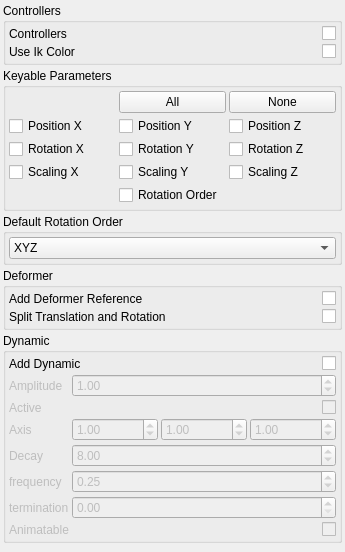
Before: the Qt Designer form brigks/systems/neck/widget.ui in miquelcampos/brigks, drawn with Qt 5.
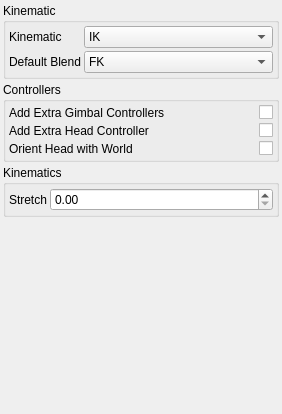
After: the same form once the commit is applied.

Diff of the .ui file:
```diff
--- a/brigks/systems/neck/widget.ui
+++ b/brigks/systems/neck/widget.ui
@@ -6,8 +6,8 @@
    <rect>
     <x>0</x>
     <y>0</y>
-    <width>345</width>
-    <height>552</height>
+    <width>282</width>
+    <height>414</height>
    </rect>
   </property>
   <property name="windowTitle">
@@ -21,9 +21,9 @@
     <number>3</number>
    </property>
    <item>
-    <widget class="QGroupBox" name="groupBox_3">
+    <widget class="QGroupBox" name="groupBox_2">
      <property name="title">
-      <string>Controllers</string>
+      <string>Kinematic</string>
      </property>
      <layout class="QGridLayout" name="gridLayout_2">
       <property name="margin">
@@ -34,157 +34,43 @@
       </property>
       <item row="0" column="0">
        <widget class="QLabel" name="label_2">
+        <property name="sizePolicy">
+         <sizepolicy hsizetype="Fixed" vsizetype="Preferred">
+          <horstretch>0</horstretch>
+          <verstretch>0</verstretch>
+         </sizepolicy>
+        </property>
         <property name="text">
-         <string>Controllers</string>
+         <string>Kinematic</string>
         </property>
        </widget>
       </item>
       <item row="0" column="1">
-       <widget class="QCheckBox" name="uiAddControllers">
-        <property name="layoutDirection">
-         <enum>Qt::RightToLeft</enum>
-        </property>
-        <property name="text">
-         <string/>
-        </property>
-       </widget>
-      </item>
-      <item row="1" column="1">
-       <widget class="QCheckBox" name="uiUseIkColor">
-        <property name="layoutDirection">
-         <enum>Qt::RightToLeft</enum>
-        </property>
-        <property name="text">
-         <string/>
-        </property>
+       <widget class="QComboBox" name="uiKinematic">
+        <item>
+         <property name="text">
+          <string>IK</string>
+         </property>
+        </item>
+        <item>
+         <property name="text">
+          <string>FK/IK</string>
+         </property>
+        </item>
        </widget>
       </item>
       <item row="1" column="0">
        <widget class="QLabel" name="label_3">
         <property name="text">
-         <string>Use Ik Color</string>
-        </property>
-       </widget>
-      </item>
-     </layout>
-    </widget>
-   </item>
-   <item>
-    <widget class="QGroupBox" name="groupBox">
-     <property name="title">
-      <string>Keyable Parameters</string>
-     </property>
-     <layout class="QGridLayout" name="gridLayout">
-      <property name="margin">
-       <number>3</number>
-      </property>
-      <property name="spacing">
-       <number>3</number>
-      </property>
-      <item row="3" column="1">
-       <widget class="QCheckBox" name="uiScly">
-        <property name="text">
-         <string>Scaling Y</string>
-        </property>
-       </widget>
-      </item>
-      <item row="3" column="0">
-       <widget class="QCheckBox" name="uiSclx">
-        <property name="text">
-         <string>Scaling X</string>
-        </property>
-       </widget>
-      </item>
-      <item row="3" column="2">
-       <widget class="QCheckBox" name="uiSclz">
-        <property name="text">
-         <string>Scaling Z</string>
-        </property>
-       </widget>
-      </item>
-      <item row="1" column="0">
-       <widget class="QCheckBox" name="uiPosx">
-        <property name="text">
-         <string>Position X</string>
+         <string>Default Blend</string>
         </property>
        </widget>
       </item>
       <item row="1" column="1">
-       <widget class="QCheckBox" name="uiPosy">
-        <property name="text">
-         <string>Position Y</string>
-        </property>
-       </widget>
-      </item>
-      <item row="0" column="2">
-       <widget class="QPushButton" name="uiKeyableNoneBTN">
-        <property name="text">
-         <string>None</string>
-        </property>
-       </widget>
-      </item>
-      <item row="0" column="1">
-       <widget class="QPushButton" name="uiKeyableAllBTN">
-        <property name="text">
-         <string>All</string>
-        </property>
-       </widget>
-      </item>
-      <item row="2" column="2">
-       <widget class="QCheckBox" name="uiRotz">
-        <property name="text">
-         <string>Rotation Z</string>
-        </property>
-       </widget>
-      </item>
-      <item row="2" column="1">
-       <widget class="QCheckBox" name="uiRoty">
-        <property name="text">
-         <string>Rotation Y</string>
-        </property>
-       </widget>
-      </item>
-      <item row="2" column="0">
-       <widget class="QCheckBox" name="uiRotx">
-        <property name="text">
-         <string>Rotation X</string>
-        </property>
-       </widget>
-      </item>
-      <item row="1" column="2">
-       <widget class="QCheckBox" name="uiPosz">
-        <property name="text">
-         <string>Position Z</string>
-        </property>
-       </widget>
-      </item>
-      <item row="4" column="1">
-       <widget class="QCheckBox" name="uiRotorder">
-        <property name="text">
-         <string>Rotation Order</string>
-        </property>
-       </widget>
-      </item>
-     </layout>
-    </widget>
-   </item>
-   <item>
-    <widget class="QGroupBox" name="groupBox_5">
-     <property name="title">
-      <string>Default Rotation Order</string>
-     </property>
-     <layout class="QVBoxLayout" name="verticalLayout">
-      <property name="spacing">
-       <number>3</number>
-      </property>
-      <property name="margin">
-       <number>3</number>
-      </property>
-      <item>
-       <widget class="QComboBox" name="uiDefaultRotationOrder">
+       <widget class="QComboBox" name="uiBlend">
         <item>
          <property name="text">
-          <string>XYZ</string>
+          <string>FK</string>
          </property>
         </item>
         <item>
@@ -218,9 +104,9 @@
     </widget>
    </item>
    <item>
-    <widget class="QGroupBox" name="groupBox_2">
+    <widget class="QGroupBox" name="groupBox_3">
      <property name="title">
-      <string>Deformer</string>
+      <string>Controllers</string>
      </property>
      <layout class="QGridLayout" name="gridLayout_3">
       <property name="margin">
@@ -229,70 +115,38 @@
       <property name="spacing">
        <number>3</number>
       </property>
-      <item row="0" column="1">
-       <widget class="QCheckBox" name="uiAddDeformerReferences">
-        <property name="layoutDirection">
-         <enum>Qt::RightToLeft</enum>
-        </property>
-        <property name="text">
-         <string/>
-        </property>
-       </widget>
-      </item>
-      <item row="0" column="0">
-       <widget class="QLabel" name="label">
-        <property name="text">
-         <string>Add Deformer Reference</string>
-        </property>
-       </widget>
-      </item>
-      <item row="1" column="1">
-       <widget class="QCheckBox" name="uiSplitRotation">
-        <property name="layoutDirection">
-         <enum>Qt::RightToLeft</enum>
-        </property>
-        <property name="text">
-         <string/>
-        </property>
-       </widget>
-      </item>
       <item row="1" column="0">
        <widget class="QLabel" name="label_4">
+        <property name="sizePolicy">
+         <sizepolicy hsizetype="Fixed" vsizetype="Preferred">
+          <horstretch>0</horstretch>
+          <verstretch>0</verstretch>
+         </sizepolicy>
+        </property>
         <property name="text">
-         <string>Split Translation and Rotation</string>
+         <string>Add Extra Head Controller</string>
         </property>
        </widget>
       </item>
-     </layout>
-    </widget>
-   </item>
-   <item>
-    <widget class="QGroupBox" name="uiDynamicGRP">
-     <property name="minimumSize">
-      <size>
-       <width>0</width>
-       <height>0</height>
-      </size>
-     </property>
-     <property name="title">
-      <string>Dynamic</string>
-     </property>
-     <layout class="QGridLayout" name="gridLayout_4">
-      <property name="margin">
-       <number>3</number>
-      </property>
-      <property name="spacing">
-       <number>3</number>
-      </property>
+      <item row="1" column="1">
+       <widget class="QCheckBox" name="uiExtraHeadController">
+        <property name="layoutDirection">
+         <enum>Qt::RightToLeft</enum>
+        </property>
+        <property name="text">
+         <string/>
+        </property>
+       </widget>
+      </item>
       <item row="0" column="0">
        <widget class="QLabel" name="label_5">
         <property name="text">
-         <string>Add Dynamic</string>
+         <string>Add Extra Gimbal Controllers</string>
         </property>
        </widget>
       </item>
       <item row="0" column="1">
-       <widget class="QCheckBox" name="uiDynamic">
+       <widget class="QCheckBox" name="uiGimbalControllers">
         <property name="layoutDirection">
          <enum>Qt::RightToLeft</enum>
         </property>
@@ -301,243 +155,59 @@
         </property>
        </widget>
       </item>
-      <item row="1" column="0" colspan="2">
-       <widget class="QWidget" name="uiDynamicDefaultWDG" native="true">
-        <property name="enabled">
-         <bool>false</bool>
+      <item row="2" column="1">
+       <widget class="QCheckBox" name="uiOrientToWorld">
+        <property name="layoutDirection">
+         <enum>Qt::RightToLeft</enum>
         </property>
-        <layout class="QGridLayout" name="gridLayout_5">
-         <property name="margin">
-          <number>0</number>
-         </property>
-         <property name="spacing">
-          <number>3</number>
-         </property>
-         <item row="0" column="0">
-          <widget class="QLabel" name="label_8">
-           <property name="text">
-            <string>Amplitude</string>
-           </property>
-          </widget>
-         </item>
-         <item row="0" column="1">
-          <widget class="QDoubleSpinBox" name="uiAmplitude">
-           <property name="maximum">
-            <double>100.000000000000000</double>
-           </property>
-           <property name="singleStep">
-            <double>0.100000000000000</double>
-           </property>
-           <property name="value">
-            <double>1.000000000000000</double>
-           </property>
-          </widget>
-         </item>
-         <item row="1" column="0">
-          <widget class="QLabel" name="uiActiveLBL">
-           <property name="sizePolicy">
-            <sizepolicy hsizetype="Fixed" vsizetype="Preferred">
-             <horstretch>0</horstretch>
-             <verstretch>0</verstretch>
-            </sizepolicy>
-           </property>
-           <property name="minimumSize">
-            <size>
-             <width>10</width>
-             <height>0</height>
-            </size>
-           </property>
-           <property name="text">
-            <string>Active</string>
-           </property>
-          </widget>
-         </item>
-         <item row="1" column="1">
-          <widget class="QCheckBox" name="uiActive">
-           <property name="layoutDirection">
-            <enum>Qt::RightToLeft</enum>
-           </property>
-           <property name="text">
-            <string/>
-           </property>
-          </widget>
-         </item>
-         <item row="3" column="0">
-          <widget class="QLabel" name="uiStartCurveAttractLBL">
-           <property name="sizePolicy">
-            <sizepolicy hsizetype="Fixed" vsizetype="Preferred">
-             <horstretch>0</horstretch>
-             <verstretch>0</verstretch>
-            </sizepolicy>
-           </property>
-           <property name="minimumSize">
-            <size>
-             <width>10</width>
-             <height>0</height>
-            </size>
-           </property>
-           <property name="text">
-            <string>Decay</string>
-           </property>
-          </widget>
-         </item>
-         <item row="3" column="1">
-          <widget class="QDoubleSpinBox" name="uiDecay">
-           <property name="minimum">
-            <double>0.000000000000000</double>
-           </property>
-           <property name="maximum">
-            <double>999.000000000000000</double>
-           </property>
-           <property name="singleStep">
-            <double>1.000000000000000</double>
-           </property>
-           <property name="value">
-            <double>8.000000000000000</double>
-           </property>
-          </widget>
-         </item>
-         <item row="4" column="0">
-          <widget class="QLabel" name="uiBendResistanceLBL">
-           <property name="sizePolicy">
-            <sizepolicy hsizetype="Fixed" vsizetype="Preferred">
-             <horstretch>0</horstretch>
-             <verstretch>0</verstretch>
-            </sizepolicy>
-           </property>
-           <property name="minimumSize">
-            <size>
-             <width>10</width>
-             <height>0</height>
-            </size>
-           </property>
-           <property name="text">
-            <string>frequency</string>
-           </property>
-          </widget>
-         </item>
-         <item row="4" column="1">
-          <widget class="QDoubleSpinBox" name="uiFrequency">
-           <property name="minimum">
-            <double>0.000000000000000</double>
-           </property>
-           <property name="maximum">
-            <double>100.000000000000000</double>
-           </property>
-           <property name="singleStep">
-            <double>0.250000000000000</double>
-           </property>
-           <property name="value">
-            <double>0.250000000000000</double>
-           </property>
-          </widget>
-         </item>
-         <item row="5" column="0">
-          <widget class="QLabel" name="uiMassLBL">
-           <property name="sizePolicy">
-            <sizepolicy hsizetype="Fixed" vsizetype="Preferred">
-             <horstretch>0</horstretch>
-             <verstretch>0</verstretch>
-            </sizepolicy>
-           </property>
-           <property name="minimumSize">
-            <size>
-             <width>10</width>
-             <height>0</height>
-            </size>
-           </property>
-           <property name="text">
-            <string>termination</string>
-           </property>
-          </widget>
-         </item>
-         <item row="5" column="1">
-          <widget class="QDoubleSpinBox" name="uiTermination">
-           <property name="minimum">
-            <double>0.000000000000000</double>
-           </property>
-           <property name="maximum">
-            <double>100.000000000000000</double>
-           </property>
-           <property name="singleStep">
-            <double>0.100000000000000</double>
-           </property>
-           <property name="value">
-            <double>0.000000000000000</double>
-           </property>
-          </widget>
-         </item>
-         <item row="6" column="0">
-          <widget class="QLabel" name="uiAnimatableLBL">
-           <property name="sizePolicy">
-            <sizepolicy hsizetype="Fixed" vsizetype="Preferred">
-             <horstretch>0</horstretch>
-             <verstretch>0</verstretch>
-            </sizepolicy>
-           </property>
-           <property name="minimumSize">
-            <size>
-             <width>10</width>
-             <height>0</height>
-            </size>
-           </property>
-           <property name="text">
-            <string>Animatable</string>
-           </property>
-          </widget>
-         </item>
-         <item row="6" column="1">
-          <widget class="QCheckBox" name="uiDynamicAnimatable">
-           <property name="layoutDirection">
-            <enum>Qt::RightToLeft</enum>
-           </property>
-           <property name="text">
-            <string/>
-           </property>
-          </widget>
-         </item>
-         <item row="2" column="1">
-          <layout class="QHBoxLayout" name="horizontalLayout_2">
-           <item>
-            <widget class="QDoubleSpinBox" name="uiAmplitudeX">
-             <property name="singleStep">
-              <double>0.100000000000000</double>
-             </property>
-             <property name="value">
-              <double>1.000000000000000</double>
-             </property>
-            </widget>
-           </item>
-           <item>
-            <widget class="QDoubleSpinBox" name="uiAmplitudeY">
-             <property name="singleStep">
-              <double>0.100000000000000</double>
-             </property>
-             <property name="value">
-              <double>1.000000000000000</double>
-             </property>
-            </widget>
-           </item>
-           <item>
-            <widget class="QDoubleSpinBox" name="uiAmplitudeZ">
-             <property name="singleStep">
-              <double>0.100000000000000</double>
-             </property>
-             <property name="value">
-              <double>1.000000000000000</double>
-             </property>
-            </widget>
-           </item>
-          </layout>
-         </item>
-         <item row="2" column="0">
-          <widget class="QLabel" name="label_6">
-           <property name="text">
-            <string>Axis</string>
-           </property>
-          </widget>
-         </item>
-        </layout>
+        <property name="text">
+         <string/>
+        </property>
+       </widget>
+      </item>
+      <item row="2" column="0">
+       <widget class="QLabel" name="label_6">
+        <property name="text">
+         <string>Orient Head with World</string>
+        </property>
+       </widget>
+      </item>
+     </layout>
+    </widget>
+   </item>
+   <item>
+    <widget class="QGroupBox" name="groupBox">
+     <property name="title">
+      <string>Kinematics</string>
+     </property>
+     <layout class="QGridLayout" name="gridLayout">
+      <property name="margin">
+       <number>3</number>
+      </property>
+      <property name="spacing">
+       <number>3</number>
+      </property>
+      <item row="0" column="0">
+       <widget class="QLabel" name="label">
+        <property name="sizePolicy">
+         <sizepolicy hsizetype="Fixed" vsizetype="Preferred">
+          <horstretch>0</horstretch>
+          <verstretch>0</verstretch>
+         </sizepolicy>
+        </property>
+        <property name="text">
+         <string>Stretch</string>
+        </property>
+       </widget>
+      </item>
+      <item row="0" column="1">
+       <widget class="QDoubleSpinBox" name="uiStretch">
+        <property name="maximum">
+         <double>1.000000000000000</double>
+        </property>
+        <property name="singleStep">
+         <double>0.100000000000000</double>
+        </property>
        </widget>
       </item>
      </layout>
@@ -551,7 +221,7 @@
      <property name="sizeHint" stdset="0">
       <size>
        <width>20</width>
-       <height>40</height>
+       <height>361</height>
       </size>
      </property>
     </spacer>
```
Left out of the diff: 34 changed lines with no effect on the pictures.
